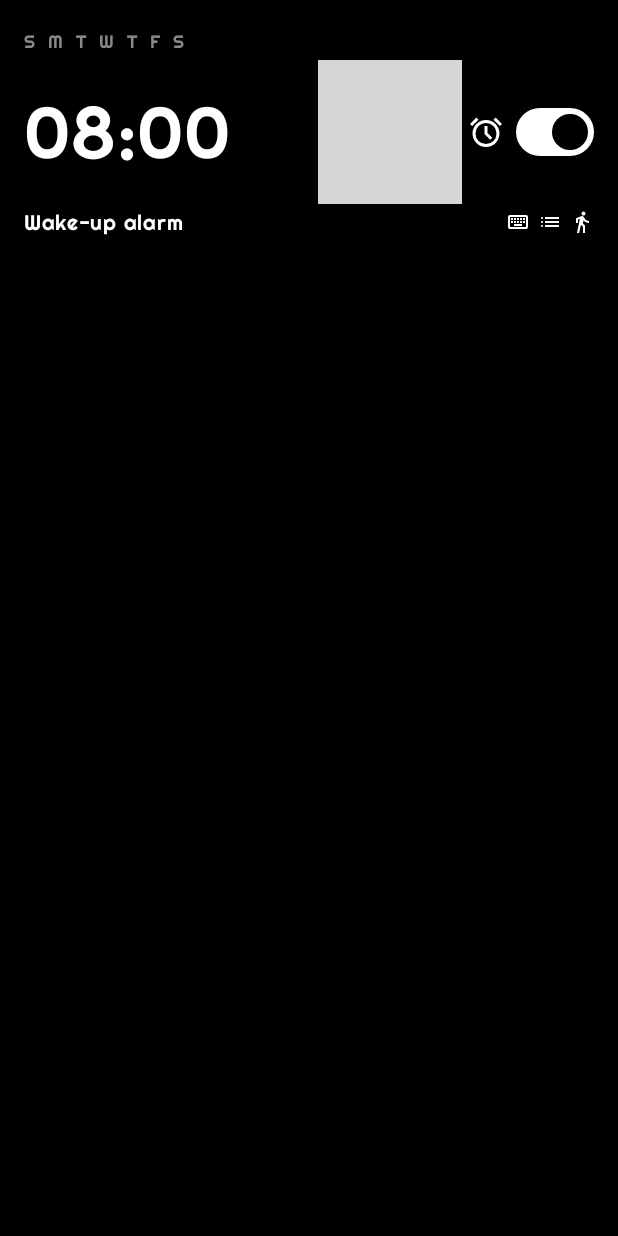
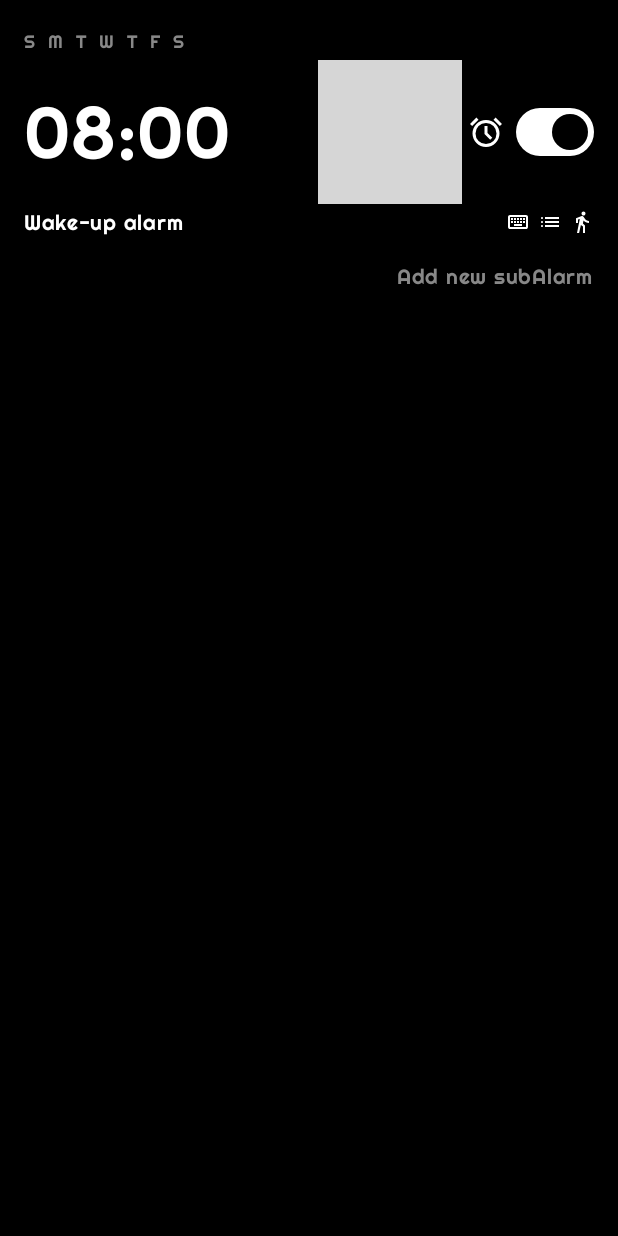
Before and after one commit to MayaCHEN-github/AlarmNest, an Android app built with Jetpack Compose: the composable ClockItem shown on its own in the app's theme, on a phone screen of 412 x 824 dp. Run offline under Robolectric (Android 15) with nearby library versions, the phone set to English and light mode, and no system bars; grey boxes are pictures that could not be loaded.

Commit message:
Add：sub alarm

```diff
--- a/app/src/main/java/edu/cuhk/csci3310/csci3310project/screen/uiComponent/ClockComponent.kt
+++ b/app/src/main/java/edu/cuhk/csci3310/csci3310project/screen/uiComponent/ClockComponent.kt
@@ -611,7 +611,8 @@ fun SubAlarmList(
     subAlarms: List<SubAlarmData>,
     enabled: Boolean = true,
     onSubAlarmDelete: (SubAlarmData) -> Unit = {},
-    onSubAlarmTimeDiffChange: (SubAlarmData, Int) -> Unit = { _, _ -> }
+    onSubAlarmTimeDiffChange: (SubAlarmData, Int) -> Unit = { _, _ -> },
+    onAddSubAlarm: () -> Unit = {}
 ) {
     Column(
         modifier = Modifier
@@ -626,6 +627,24 @@ fun SubAlarmList(
                 onTimeDiffChange = { newTimeDiffMinutes ->
                     onSubAlarmTimeDiffChange(subAlarm, newTimeDiffMinutes)
                 }
+            )
+        }
+
+        // 添加新子闹钟按钮
+        Row(
+            modifier = Modifier
+                .fillMaxWidth()
+                .padding(vertical = 4.dp),
+            horizontalArrangement = Arrangement.End
+        ) {
+            Text(
+                text = "Add new subAlarm",
+                fontSize = 14.sp,
+                color = Color.Gray,
+                modifier = Modifier
+                    .clickable(enabled = enabled) {
+                        onAddSubAlarm()
+                    }
             )
         }
     }
@@ -864,7 +883,8 @@ fun ClockItem(
     onDescriptionChange: ((String) -> Unit)? = null,
     onDelete: () -> Unit = {},
     onSubAlarmDelete: (SubAlarmData) -> Unit = {},
-    onSubAlarmTimeDiffChange: (SubAlarmData, Int) -> Unit = { _, _ -> }
+    onSubAlarmTimeDiffChange: (SubAlarmData, Int) -> Unit = { _, _ -> },
+    onAddSubAlarm: () -> Unit = {}
 ) {
     var isEnabled by remember { mutableStateOf(initialEnabled) }
     var showRepeatDialog by remember { mutableStateOf(false) }
@@ -971,15 +991,14 @@ fun ClockItem(
                 onDescriptionChange = onDescriptionChange
             )
 
-            // 子闹钟列表
-            if (subAlarms.isNotEmpty()) {
-                SubAlarmList(
-                    subAlarms = subAlarms,
-                    enabled = isEnabled,
-                    onSubAlarmDelete = onSubAlarmDelete,
-                    onSubAlarmTimeDiffChange = onSubAlarmTimeDiffChange
-                )
-            }
+            // 子闹钟列表 - 始终显示
+            SubAlarmList(
+                subAlarms = subAlarms,
+                enabled = isEnabled,
+                onSubAlarmDelete = onSubAlarmDelete,
+                onSubAlarmTimeDiffChange = onSubAlarmTimeDiffChange,
+                onAddSubAlarm = onAddSubAlarm
+            )
         }
     }
 
```
Also changed, not shown: app/src/main/java/edu/cuhk/csci3310/csci3310project/screen/ClockListScreen.kt (+27 -0 lines), app/src/main/java/edu/cuhk/csci3310/csci3310project/screen/viewmodel/ClockListScreenViewModel.kt (+28 -0 lines).
